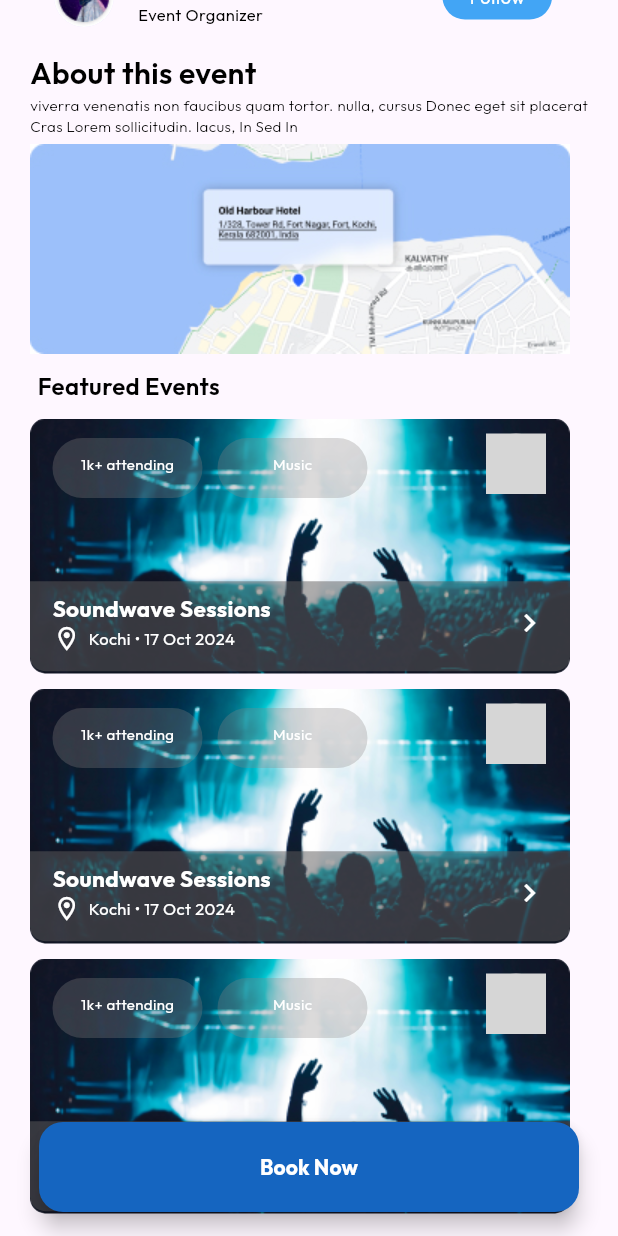
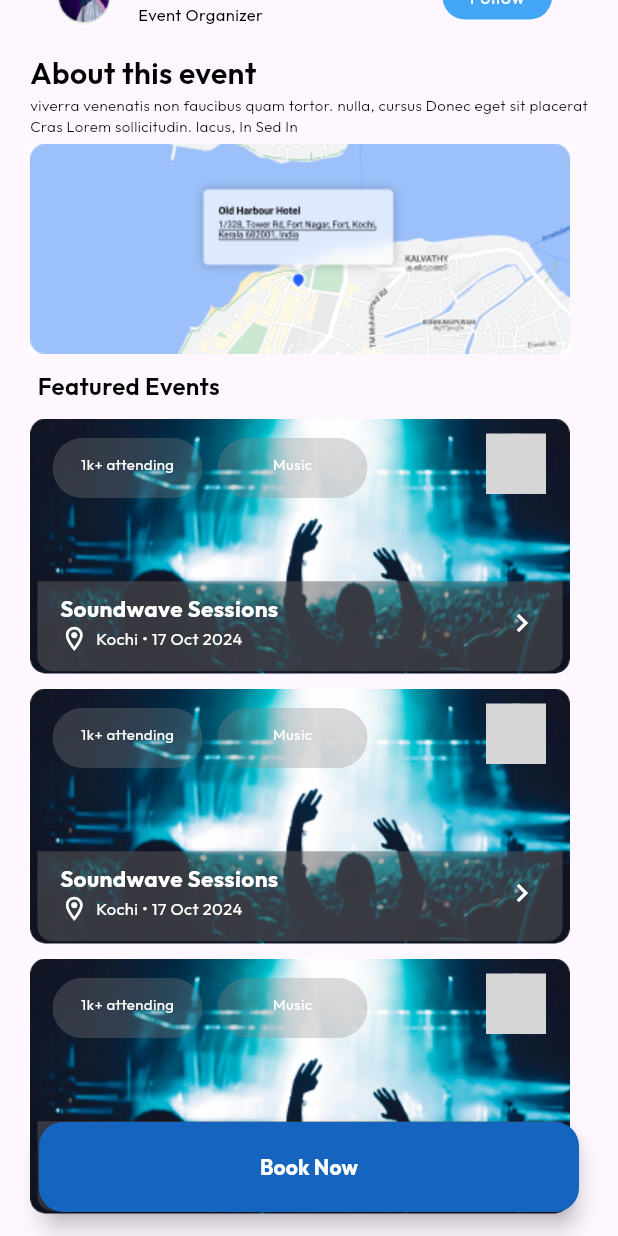
Before and after one commit to antony-akshay/euphony, a Flutter app: the screen it shows after launch, scrolled down 576 dp, on a phone screen of 412 x 824 dp. Run offline on Flutter 3.47's test engine with Material 3 defaults, Android fonts, the phone set to English and light mode, and no system bars; drawn by our look-alikes of readmore; our stand-ins replace google_fonts; missing offline and left inert: svg_flutter; grey boxes are pictures that could not be loaded.

Commit message:
solved-some-bugs

```diff
--- a/lib/eventdetails.dart
+++ b/lib/eventdetails.dart
@@ -68,7 +68,7 @@
                         color: Colors.transparent,
                         borderRadius: const BorderRadius.only(
                             bottomLeft: Radius.circular(49),
-                            bottomRight: Radius.circular(44)),
+                            bottomRight: Radius.circular(48)),
                         boxShadow: [
                           BoxShadow(
                             color: const Color.fromARGB(255, 94, 92, 92)
@@ -166,6 +166,11 @@
                 crossAxisAlignment: CrossAxisAlignment.start,
                 mainAxisAlignment: MainAxisAlignment.start,
                 children: [
+                  Padding(
+                    padding: const EdgeInsets.only(left: 8),
+                    child: Column(
+                      crossAxisAlignment: CrossAxisAlignment.start,
+                      children: [
                         Text(
                           'Harmony Nights',
                           style: GoogleFonts.outfit(
@@ -222,6 +227,9 @@
                                   fontWeight: FontWeight.w400),
                             ),
                           ],
+                        ),
+                      ],
+                    ),
                   ),
                   ListTile(
                       leading: const CircleAvatar(
@@ -406,7 +414,7 @@
                             padding: const EdgeInsets.only(bottom: 9.5),
                             child: Container(
                               height: 50,
-                              width: 350,
+                              width: 340,
                               decoration: BoxDecoration(
                                 color: Colors.transparent,
                                 borderRadius: const BorderRadius.only(
@@ -574,7 +582,7 @@
                             padding: const EdgeInsets.only(bottom: 9.5),
                             child: Container(
                               height: 50,
-                              width: 350,
+                              width: 340,
                               decoration: BoxDecoration(
                                 color: Colors.transparent,
                                 borderRadius: const BorderRadius.only(
@@ -742,7 +750,7 @@
                             padding: const EdgeInsets.only(bottom: 9.5),
                             child: Container(
                               height: 50,
-                              width: 350,
+                              width: 340,
                               decoration: BoxDecoration(
                                 color: Colors.transparent,
                                 borderRadius: const BorderRadius.only(
```
Lines whose indentation alone changed are shown as unchanged.
